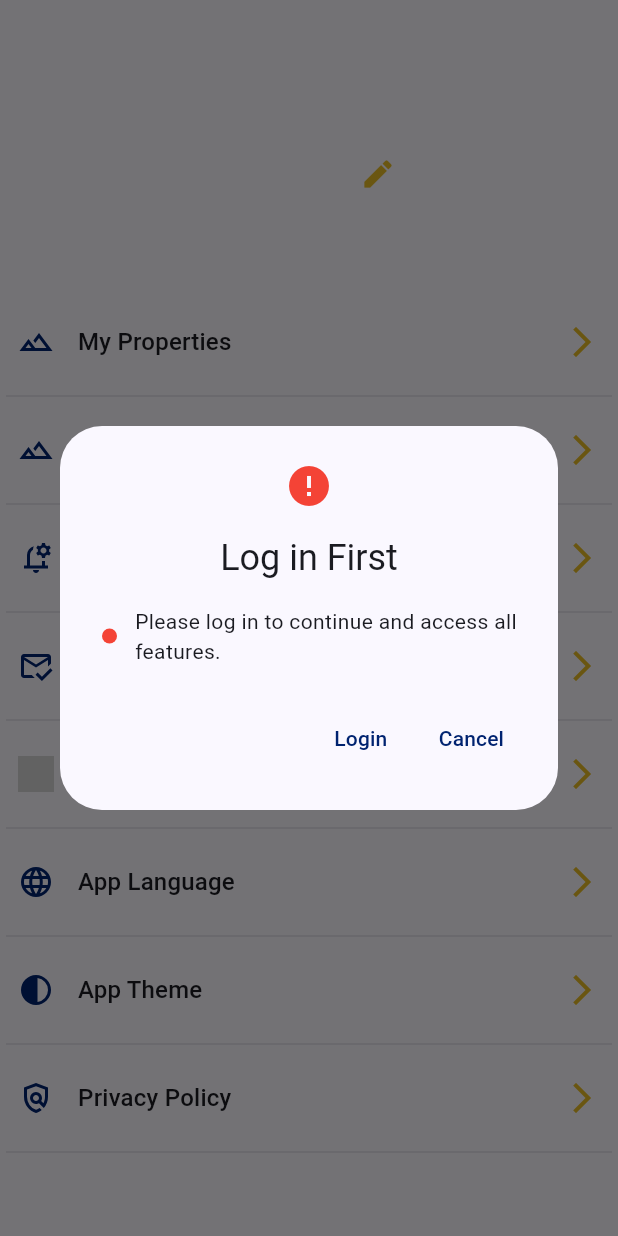
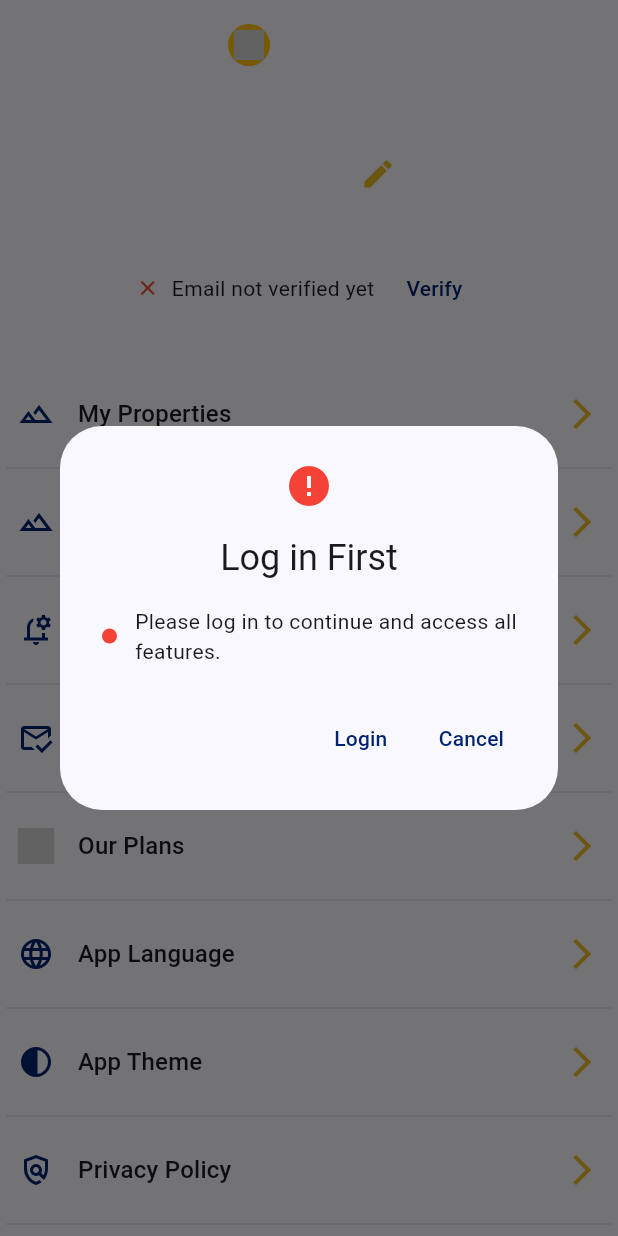
Before and after one commit to MohammadMarwan2005/aqar-go, a Flutter app: the ProfileContent widget shown alone on an empty page, opened directly with empty values, after a tap on "My Properties", on a phone screen of 412 x 824 dp. Run offline on Flutter 3.47's test engine with Material 3 defaults, Android fonts, the light colour scheme and no system bars; our stand-ins replace bloc, dio, equatable, flutter_bloc, flutter_dotenv, flutter_secure_storage and 14 more; accounts and stored records are empty; generated files the repository leaves out were written again; network calls fail.

Commit message:
✅ Completed Email Verfication Feature

```diff
--- a/lib/common/di/get_it.dart
+++ b/lib/common/di/get_it.dart
@@ -4,6 +4,7 @@ import 'package:aqar_go/domain/repo/ad_repo.dart';
 import 'package:aqar_go/presentation/feature/auth/register/register_cubit.dart';
 import 'package:aqar_go/presentation/feature/maps/cubit/maps_cubit.dart';
 import 'package:aqar_go/presentation/feature/media_picker/media_picker_cubit.dart';
+import 'package:aqar_go/presentation/feature/verify_email/cubit/verify_email_cubit.dart';
 import 'package:aqar_go/presentation/routing/routing_use_case.dart';
 import 'package:image_picker/image_picker.dart';
 
@@ -103,6 +104,7 @@ Future<void> di() async {
   getIt.registerFactory<MyPropertiesCubit>(() => MyPropertiesCubit(getIt()));
   getIt.registerFactory<MyAdsCubit>(() => MyAdsCubit(getIt()));
   getIt.registerFactory<ActivateAdsCubit>(() => ActivateAdsCubit(getIt()));
+  getIt.registerFactory<VerifyEmailCubit>(() => VerifyEmailCubit(getIt()));
 
   getIt.registerFactory<MediaPickerCubit>(
     () => MediaPickerCubit(ImagePicker()),
--- a/lib/data/api/api_constants.dart
+++ b/lib/data/api/api_constants.dart
@@ -3,6 +3,7 @@ class APIConstants {
   static const String baseUrl = "$_domainUrl/api";
   static const String loginUrl = "$baseUrl/auth/login";
   static const String registerUrl = "$baseUrl/auth/register";
+  static const String verifyEmailUrl = "$baseUrl/email/verification-notification";
   static const String createPropertyUrl = "$baseUrl/property/create";
   static const String updatePropertyUrl = "$baseUrl/property/update";
   static const String getProfileUrl = "$baseUrl/profile/show";
--- a/lib/domain/model/profile/user_profile.dart
+++ b/lib/domain/model/profile/user_profile.dart
@@ -4,6 +4,8 @@ class UserProfile {
   final String lastName;
   final String phoneNumber;
   final String? imageUrl;
+  final bool isVerified;
+  final bool isPremium;
 
   UserProfile({
     required this.userId,
@@ -11,5 +13,7 @@ class UserProfile {
     required this.lastName,
     required this.phoneNumber,
     required this.imageUrl,
+    required this.isVerified,
+    required this.isPremium,
   });
 }
--- a/lib/presentation/feature/profile/widgets/profile_content.dart
+++ b/lib/presentation/feature/profile/widgets/profile_content.dart
@@ -1,11 +1,10 @@
+import 'package:aqar_go/presentation/feature/profile/widgets/settings_list_item.dart';
 import 'package:aqar_go/presentation/helper/navigation_helper.dart';
 import 'package:aqar_go/presentation/helper/ui_helper.dart';
-import 'package:aqar_go/presentation/feature/profile/widgets/settings_list_item.dart';
 import 'package:aqar_go/presentation/lang/app_localization.dart';
 import 'package:aqar_go/presentation/routing/routes.dart';
-import 'package:aqar_go/presentation/theme/cubit/theme_cubit.dart';
 import 'package:flutter/material.dart';
-import 'package:flutter_bloc/flutter_bloc.dart';
+import 'package:flutter_svg/svg.dart';
 
 import '../../../../domain/model/profile/user_profile.dart';
 import '../../../assets/assets.gen.dart';
@@ -18,7 +17,6 @@ class ProfileContent extends StatelessWidget {
   @override
   Widget build(BuildContext context) {
     final double doubleRadius = 120;
-
     return Column(
       children: [
         Center(
@@ -56,12 +54,35 @@ class ProfileContent extends StatelessWidget {
                   color: Theme.of(context).colorScheme.secondary,
                 ),
               ),
+
+              if (userProfile.isPremium || true) ...[
+                Positioned(
+                  top: 16,
+                  left: 16,
+                  child: Container(
+                    padding: const EdgeInsets.all(4),
+                    decoration: BoxDecoration(
+                      color: Colors.amber,
+                      shape: BoxShape.circle,
+                    ),
+                    child: SvgPicture.asset(
+                      Assets.svgs.diamond.path, // or Icons.workspace_premium
+                      height: 20,
+                      width: 20,
+                      color: Colors.white,
+                    ),
+                  ),
+                ),
+              ],
             ],
           ),
         ),
         Text(
           userProfile.firstName,
           style: Theme.of(context).textTheme.titleLarge,
+        ),
+        Center(
+          child: _buildEmailVerificationStatus(userProfile.isVerified, context),
         ),
         SizedBox(height: 32),
         SettingsListItem(
@@ -81,21 +102,19 @@ class ProfileContent extends StatelessWidget {
         SettingsListItem(
           iconAsset: Assets.svgs.notificationSettings.path,
           title: "Notification Preferences".tr(context),
-          onTap: () {
-          },
+          onTap: () {},
         ),
-        SettingsListItem(
+        if (!userProfile.isVerified) SettingsListItem(
           iconAsset: Assets.svgs.markEmailRead.path,
           title: "Email Verification".tr(context),
           onTap: () {
+            context.pushRoute(Routes.verifyEmail);
           },
         ),
         SettingsListItem(
           iconAsset: Assets.svgs.diamond.path,
           title: "Our Plans".tr(context),
-          onTap: () {
-
-          },
+          onTap: () {},
         ),
         SettingsListItem(
           iconAsset: Assets.svgs.language.path,
@@ -114,9 +133,7 @@ class ProfileContent extends StatelessWidget {
         SettingsListItem(
           iconAsset: Assets.svgs.policy.path,
           title: "Privacy Policy".tr(context),
-          onTap: () {
-
-          },
+          onTap: () {},
         ),
       ],
     );
@@ -125,4 +142,39 @@ class ProfileContent extends StatelessWidget {
   void _showNotImplementedYet(BuildContext context) {
     context.showMySnackBar("Not implemented yet!".tr(context));
   }
+
+  Widget _buildEmailVerificationStatus(
+    bool isEmailVerified,
+    BuildContext context,
+  ) {
+    if (isEmailVerified) {
+      return _buildIconWithText(
+        Icon(Icons.check, color: Colors.green, size: 16),
+        "Email Verified".tr(context),
+      );
+    } else {
+      return _buildIconWithText(
+        Icon(Icons.close, color: Colors.red, size: 16),
+        "Email not verified yet".tr(context),
+        action: TextButton(
+          onPressed: () {
+            context.pushRoute(Routes.verifyEmail);
+          },
+          child: Text("Verify".tr(context)),
+        ),
+      );
+    }
+  }
+
+  Widget _buildIconWithText(Widget icon, String text, {Widget? action}) {
+    return Row(
+      mainAxisSize: MainAxisSize.min,
+      children: [
+        icon,
+        SizedBox(width: 8),
+        Text(text),
+        if (action != null) ...[SizedBox(width: 8), action],
+      ],
+    );
+  }
 }
--- a/lib/presentation/lang/strings/ar_lang_map.dart
+++ b/lib/presentation/lang/strings/ar_lang_map.dart
@@ -162,5 +162,11 @@ const Map<String, String> _arLangMap = {
   "Continue as Guest": "تابع كزائر",
   "Arabic": "العربية",
   "English": "الإنجليزية",
-  "Current Language": "اللغة الحالية"
+  "Current Language": "اللغة الحالية",
+  "Email not verified yet": "لم يتم تأكيد الإيميل بعد",
+  "Email Verified": "تم تأكيد الإيميل",
+  "Verify": "تأكيد",
+  "A verification link has been sent to your email address.": "تم ارسال رابط التحقق الى عنوان البريد الالكتروني الخاص بك",
+  "Continue": "تابع",
+  "Resend Email": "ارسل مرة اخرى",
 };
--- a/lib/presentation/routing/app_router.dart
+++ b/lib/presentation/routing/app_router.dart
@@ -25,6 +25,8 @@ import '../feature/my_properties/cubit/my_properties_cubit.dart';
 import '../feature/onboarding/onboarding_screen.dart';
 import '../feature/test/test_screen.dart';
 import '../feature/user_nav_shell/user_nav_shell.dart';
+import '../feature/verify_email/cubit/verify_email_cubit.dart';
+import '../feature/verify_email/verify_email_screen.dart';
 import '../lang/ui/language_screen.dart';
 import '../routing/routes.dart';
 import '../theme/ui/theme_screen.dart';
@@ -65,7 +67,18 @@ final appRouter = GoRouter(
     ),
     GoRoute(path: Routes.test, builder: (context, state) => TestScreen()),
     GoRoute(path: Routes.theme, builder: (context, state) => ThemeScreen()),
-    GoRoute(path: Routes.language, builder: (context, state) => LanguageScreen()),
+    GoRoute(
+      path: Routes.language,
+      builder: (context, state) => LanguageScreen(),
+    ),
+    GoRoute(
+      path: Routes.verifyEmail,
+      builder:
+          (context, state) => BlocProvider<VerifyEmailCubit>(
+            create: (context) => getIt(),
+            child: VerifyEmailScreen(),
+          ),
+    ),
     GoRoute(
       path: Routes.myAdDetails,
       builder: (context, state) {
--- a/lib/presentation/routing/routes.dart
+++ b/lib/presentation/routing/routes.dart
@@ -10,6 +10,7 @@ sealed class Routes {
   static const viewAd = "/view-ad/:id";
   static const theme = "/theme";
   static const language = "/language";
+  static const verifyEmail = "/verify-email";
 
   static const home = "/home-user";
   static const search = "/search-user";
```
Also changed, not shown: lib/data/api/api_service.dart (+6 -1 lines), lib/data/model/profile/data_user_profile.dart (+1 -19 lines), lib/data/model/profile/user/data_user.dart (added, +53 -0 lines), lib/data/repo/auth_repo.dart (+14 -2 lines), lib/presentation/feature/verify_email/cubit/verify_email_cubit.dart (added, +30 -0 lines), lib/presentation/feature/verify_email/cubit/verify_email_state.dart (added, +27 -0 lines), lib/presentation/feature/verify_email/verify_email_screen.dart (added, +72 -0 lines), lib/data/api/api_service.g.dart, lib/data/model/profile/user/data_user.g.dart (added), lib/presentation/feature/verify_email/cubit/verify_email_cubit.freezed.dart (added).
